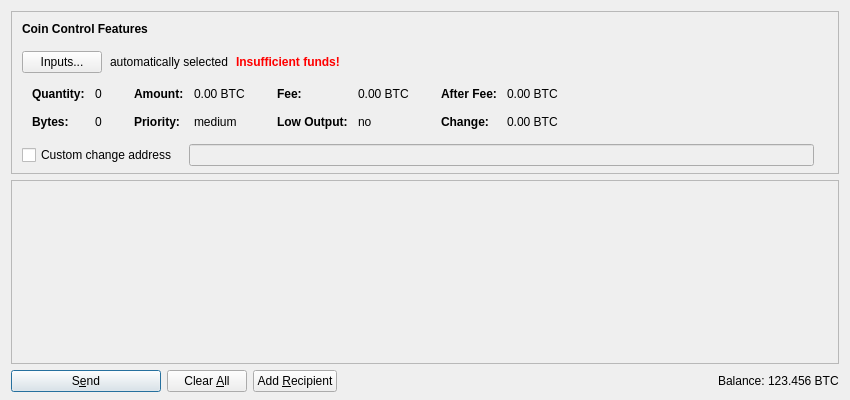
Qt form src/qt/forms/sendcoinsdialog.ui (krugercoin-project/krugercoin) before a commit.
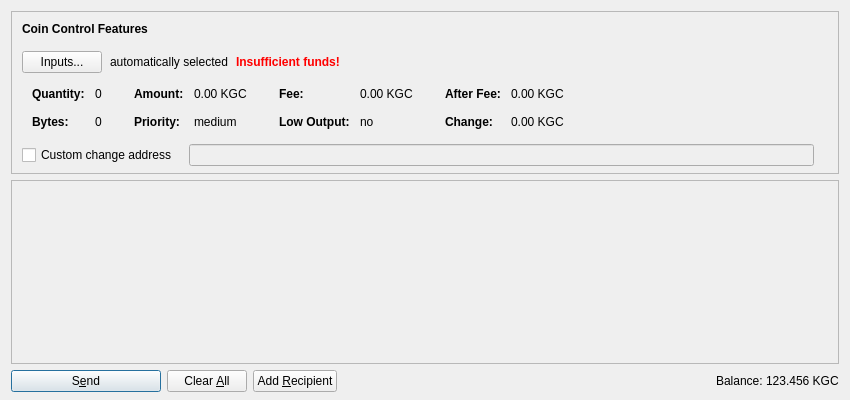
The same form after that commit. Icons and pictures are not drawn. Custom widgets are drawn as their Qt base class.

What changed in the file:
```diff
--- a/src/qt/forms/sendcoinsdialog.ui
+++ b/src/qt/forms/sendcoinsdialog.ui
@@ -321,7 +321,7 @@
                   <enum>Qt::ActionsContextMenu</enum>
                  </property>
                  <property name="text">
-                  <string notr="true">0.00 BTC</string>
+                  <string notr="true">0.00 KGC</string>
                  </property>
                  <property name="textInteractionFlags">
                   <set>Qt::LinksAccessibleByMouse|Qt::TextSelectableByKeyboard|Qt::TextSelectableByMouse</set>
@@ -401,7 +401,7 @@
                   <enum>Qt::ActionsContextMenu</enum>
                  </property>
                  <property name="text">
-                  <string notr="true">0.00 BTC</string>
+                  <string notr="true">0.00 KGC</string>
                  </property>
                  <property name="textInteractionFlags">
                   <set>Qt::LinksAccessibleByMouse|Qt::TextSelectableByKeyboard|Qt::TextSelectableByMouse</set>
@@ -481,7 +481,7 @@
                   <enum>Qt::ActionsContextMenu</enum>
                  </property>
                  <property name="text">
-                  <string notr="true">0.00 BTC</string>
+                  <string notr="true">0.00 KGC</string>
                  </property>
                  <property name="textInteractionFlags">
                   <set>Qt::LinksAccessibleByMouse|Qt::TextSelectableByKeyboard|Qt::TextSelectableByMouse</set>
@@ -510,7 +510,7 @@
                   <enum>Qt::ActionsContextMenu</enum>
                  </property>
                  <property name="text">
-                  <string notr="true">0.00 BTC</string>
+                  <string notr="true">0.00 KGC</string>
                  </property>
                  <property name="textInteractionFlags">
                   <set>Qt::LinksAccessibleByMouse|Qt::TextSelectableByKeyboard|Qt::TextSelectableByMouse</set>
@@ -765,7 +765,7 @@
           <cursorShape>IBeamCursor</cursorShape>
          </property>
          <property name="text">
-          <string notr="true">123.456 BTC</string>
+          <string notr="true">123.456 KGC</string>
          </property>
          <property name="textInteractionFlags">
           <set>Qt::LinksAccessibleByMouse|Qt::TextSelectableByKeyboard|Qt::TextSelectableByMouse</set>
```
